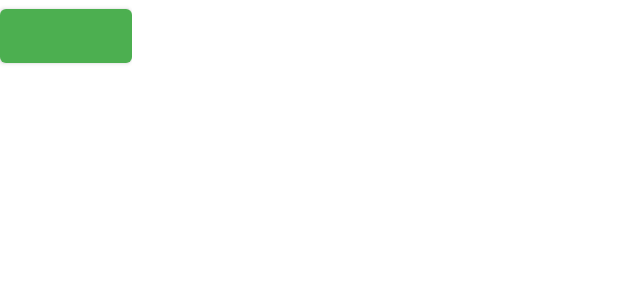
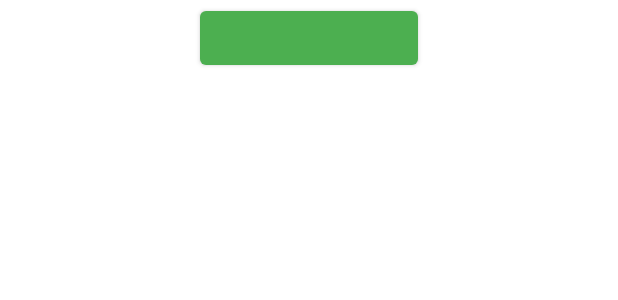
Before and after one commit to njilrem/getting-active, an Android app: the layout pref_viewholder.xml on its own in the app's theme, with its tools: preview values and no code run, on a phone screen of 412 x 824 dp. Shown: the top 300 px of the screen. Run offline under Robolectric (Android 15) with nearby library versions, the phone set to English and light mode, and no system bars.

Commit message:
Preferences buttons aligned properly.

```diff
--- a/app/src/main/java/com/ga/gettingactive/TaskUpdateWorker.java
+++ b/app/src/main/java/com/ga/gettingactive/TaskUpdateWorker.java
@@ -23,7 +23,7 @@ public class TaskUpdateWorker extends Worker {
 
     public TaskUpdateWorker(
             @NonNull Context context,
-            @NonNull WorkerParameters params, String a) {
+            @NonNull WorkerParameters params) {
         super(context, params);
     }
 
--- a/app/src/main/res/layout/activity_preferences.xml
+++ b/app/src/main/res/layout/activity_preferences.xml
@@ -18,13 +18,12 @@
 
     <androidx.recyclerview.widget.RecyclerView
         android:id = "@+id/prefs_recycler_view"
-        android:layout_width="wrap_content"
+        android:layout_width="match_parent"
         android:layout_height="wrap_content"
         app:layout_constraintTop_toBottomOf="@+id/preferences_text"
         app:layout_constraintStart_toStartOf="parent"
         app:layout_constraintEnd_toEndOf="parent"
         android:layout_marginTop="32dp"
-        android:layout_gravity="center_horizontal"
         />
 
     <Button
--- a/app/src/main/res/layout/pref_viewholder.xml
+++ b/app/src/main/res/layout/pref_viewholder.xml
@@ -1,13 +1,24 @@
 <?xml version="1.0" encoding="utf-8"?>
-<LinearLayout
-    xmlns:android="http://schemas.android.com/apk/res/android"
-    android:layout_width="wrap_content"
-    android:layout_height="wrap_content">
+<androidx.constraintlayout.widget.ConstraintLayout xmlns:android="http://schemas.android.com/apk/res/android"
+    android:layout_width="match_parent"
+    android:layout_height="50dp"
+    xmlns:app="http://schemas.android.com/apk/res-auto"
+    android:gravity="center">
     <Button
         android:id="@+id/category_button"
-        android:layout_width="wrap_content"
-        android:layout_height="wrap_content"/>
+        android:layout_width="145dp"
+        android:layout_height="wrap_content"
+        android:textSize="@dimen/button_small"
+        app:autoSizeTextType="uniform"
+        app:autoSizeMinTextSize="10sp"
+        app:autoSizeMaxTextSize="12sp"
+        app:autoSizeStepGranularity="2sp"
+        app:layout_constraintTop_toTopOf="parent"
+        app:layout_constraintBottom_toBottomOf="parent"
+        app:layout_constraintStart_toStartOf="parent"
+        app:layout_constraintEnd_toEndOf="parent"
+        />
 
 
 
-</LinearLayout>
+</androidx.constraintlayout.widget.ConstraintLayout>
--- a/app/src/main/res/values/dimens.xml
+++ b/app/src/main/res/values/dimens.xml
@@ -5,4 +5,5 @@
     <dimen name="tasks_list_margin">16dp</dimen>
     <dimen name="holder_subtext_margin">16dp</dimen>
     <dimen name="fab_margin">16dp</dimen>
+    <dimen name="button_small">12sp</dimen>
 </resources>
```
Also changed, not shown: app/src/main/java/com/ga/gettingactive/pref/PreferencesActivity.java (+12 -16 lines).
